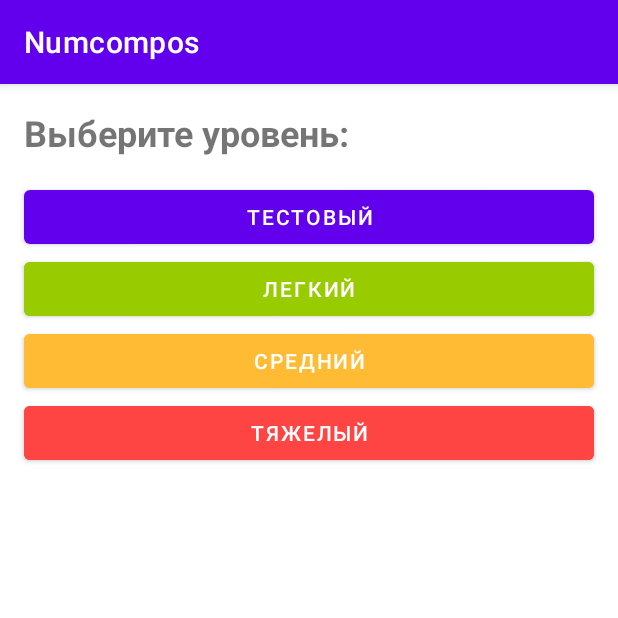
After one commit to tonlirise/Numcompos, an Android app: the fragment ChooseLevelFragment shown on its own in the app's theme, on a phone screen of 412 x 824 dp, the top half of it. The commit adds this screen. Run offline under Robolectric (Android 15) with nearby library versions, the phone set to English and light mode, and no system bars.

Commit message:
Добавлен фрагмент выбора уровня сложности

```diff
--- /dev/null
+++ b/app/src/main/java/com/example/numcompos/presentation/ChooseLevelFragment.kt
@@ -0,0 +1,18 @@
+package com.example.numcompos.presentation
+
+import android.os.Bundle
+import androidx.fragment.app.Fragment
+import android.view.LayoutInflater
+import android.view.View
+import android.view.ViewGroup
+import com.example.numcompos.R
+
+
+class ChooseLevelFragment : Fragment() {
+    override fun onCreateView(
+        inflater: LayoutInflater, container: ViewGroup?,
+        savedInstanceState: Bundle?
+    ): View? {
+        return inflater.inflate(R.layout.fragment_choose_level, container, false)
+    }
+}
--- /dev/null
+++ b/app/src/main/res/layout/fragment_choose_level.xml
@@ -0,0 +1,59 @@
+<?xml version="1.0" encoding="utf-8"?>
+<LinearLayout
+    xmlns:android="http://schemas.android.com/apk/res/android"
+    xmlns:tools="http://schemas.android.com/tools"
+    android:layout_width="match_parent"
+    android:layout_height="match_parent"
+    android:orientation="vertical"
+    tools:context=".presentation.ChooseLevelFragment"
+    >
+
+    <TextView
+        android:id="@+id/tv_title"
+        android:layout_width="match_parent"
+        android:layout_height="wrap_content"
+        android:layout_margin="16dp"
+        android:text="@string/choose_level_title"
+        android:textSize="24sp"
+        android:textStyle="bold"
+        />
+
+    <Button
+        android:id="@+id/button_level_test"
+        android:layout_width="match_parent"
+        android:layout_height="wrap_content"
+        android:layout_marginStart="16dp"
+        android:layout_marginEnd="16dp"
+        android:text="@string/test_level"
+        />
+
+    <Button
+        android:id="@+id/button_level_easy"
+        android:layout_width="match_parent"
+        android:layout_height="wrap_content"
+        android:layout_marginStart="16dp"
+        android:layout_marginEnd="16dp"
+        android:backgroundTint="@android:color/holo_green_light"
+        android:text="@string/easy_level"
+        />
+
+    <Button
+        android:id="@+id/button_level_normal"
+        android:layout_width="match_parent"
+        android:layout_height="wrap_content"
+        android:layout_marginStart="16dp"
+        android:layout_marginEnd="16dp"
+        android:backgroundTint="@android:color/holo_orange_light"
+        android:text="@string/normal_level"
+        />
+
+    <Button
+        android:id="@+id/button_level_hard"
+        android:layout_width="match_parent"
+        android:layout_height="wrap_content"
+        android:layout_marginStart="16dp"
+        android:layout_marginEnd="16dp"
+        android:backgroundTint="@android:color/holo_red_light"
+        android:text="@string/hard_level"
+        />
+</LinearLayout>
--- a/app/src/main/res/values/strings.xml
+++ b/app/src/main/res/values/strings.xml
@@ -1,6 +1,6 @@
 <resources>
     <string name="app_name">Numcompos</string>
-    <string name="hello_blank_fragment">Hello blank fragment</string>
+
     <string name="welcome_logo">Application logo</string>
     <string name="welcome_title">Состав числа</string>
     <string name="game_rules">
@@ -11,4 +11,10 @@
         быть число 3, потому что 3 + 4 = 7
     </string>
     <string name="button_understand">Понятно</string>
+
+    <string name="choose_level_title">Выберите уровень:</string>
+    <string name="easy_level">Легкий</string>
+    <string name="normal_level">Средний</string>
+    <string name="hard_level">Тяжелый</string>
+    <string name="test_level">Тестовый</string>
 </resources>
```
